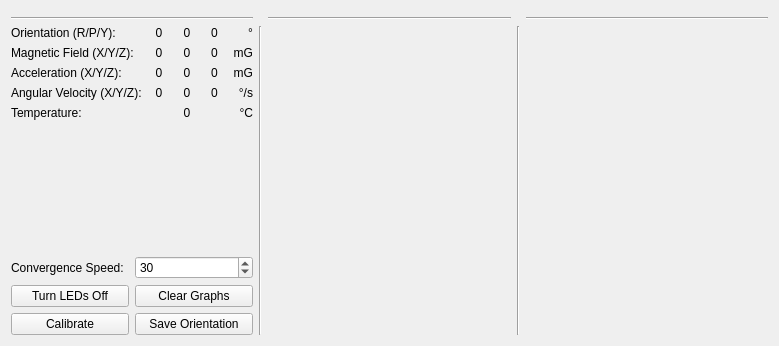
Qt form src/brickv/plugin_system/plugins/imu/ui/imu.ui (Tinkerforge/brickv) before a commit.
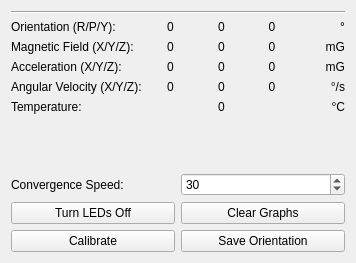
The same form after that commit.

Commit message: better resize for imu plugin

The edit to the form file:
```diff
--- a/src/brickv/plugin_system/plugins/imu/ui/imu.ui
+++ b/src/brickv/plugin_system/plugins/imu/ui/imu.ui
@@ -6,8 +6,8 @@
    <rect>
     <x>0</x>
     <y>0</y>
-    <width>779</width>
-    <height>346</height>
+    <width>356</width>
+    <height>263</height>
    </rect>
   </property>
   <property name="windowTitle">
@@ -15,80 +15,31 @@
   </property>
   <layout class="QHBoxLayout" name="horizontalLayout_2">
    <item>
-    <layout class="QGridLayout" name="grid_layout">
-     <property name="leftMargin">
-      <number>0</number>
-     </property>
-     <property name="spacing">
-      <number>6</number>
-     </property>
-     <item row="0" column="3">
-      <widget class="QWidget" name="widget" native="true"/>
-     </item>
-     <item row="0" column="5">
-      <widget class="QWidget" name="widget_2" native="true"/>
-     </item>
-     <item row="0" column="0">
-      <widget class="QWidget" name="widget_3" native="true"/>
-     </item>
-     <item row="2" column="5">
-      <widget class="QWidget" name="widget_5" native="true"/>
-     </item>
-     <item row="1" column="0">
-      <widget class="Line" name="line">
+    <layout class="QVBoxLayout" name="verticalLayout_3">
+     <item>
+      <widget class="Line" name="line_8">
        <property name="orientation">
         <enum>Qt::Horizontal</enum>
        </property>
       </widget>
      </item>
-     <item row="1" column="3">
-      <widget class="Line" name="line_2">
-       <property name="orientation">
-        <enum>Qt::Horizontal</enum>
-       </property>
-      </widget>
+     <item>
+      <layout class="QHBoxLayout" name="layout_top"/>
      </item>
-     <item row="1" column="5">
-      <widget class="Line" name="line_3">
-       <property name="orientation">
-        <enum>Qt::Horizontal</enum>
-       </property>
-      </widget>
-     </item>
-     <item row="2" column="2">
-      <widget class="Line" name="line_4">
-       <property name="orientation">
-        <enum>Qt::Vertical</enum>
-       </property>
-      </widget>
-     </item>
-     <item row="2" column="4">
-      <widget class="Line" name="line_5">
-       <property name="orientation">
-        <enum>Qt::Vertical</enum>
-       </property>
-      </widget>
-     </item>
-     <item row="0" column="2">
-      <widget class="Line" name="line_6">
-       <property name="orientation">
-        <enum>Qt::Vertical</enum>
-       </property>
-      </widget>
-     </item>
-     <item row="0" column="4">
-      <widget class="Line" name="line_7">
-       <property name="orientation">
-        <enum>Qt::Vertical</enum>
-       </property>
-      </widget>
-     </item>
-     <item row="2" column="0">
+     <item>
+      <layout class="QHBoxLayout" name="layout_bottom">
+       <item>
       <layout class="QVBoxLayout" name="verticalLayout">
        <item>
         <layout class="QGridLayout" name="gridLayout">
          <item row="0" column="1">
           <widget class="QLabel" name="roll_label">
+             <property name="minimumSize">
+              <size>
+               <width>40</width>
+               <height>0</height>
+              </size>
+             </property>
            <property name="text">
             <string>0</string>
            </property>
@@ -106,6 +57,12 @@
          </item>
          <item row="0" column="2">
           <widget class="QLabel" name="pitch_label">
+             <property name="minimumSize">
+              <size>
+               <width>40</width>
+               <height>0</height>
+              </size>
+             </property>
            <property name="text">
             <string>0</string>
            </property>
@@ -116,6 +73,12 @@
          </item>
          <item row="0" column="3">
           <widget class="QLabel" name="yaw_label">
+             <property name="minimumSize">
+              <size>
+               <width>40</width>
+               <height>0</height>
+              </size>
+             </property>
            <property name="text">
             <string>0</string>
            </property>
@@ -376,8 +339,7 @@
        </item>
       </layout>
      </item>
-     <item row="2" column="3">
-      <widget class="QWidget" name="widget_4" native="true"/>
+      </layout>
      </item>
     </layout>
    </item>
```
Lines whose indentation alone changed are shown as unchanged. The commit also changes 2 other files.
